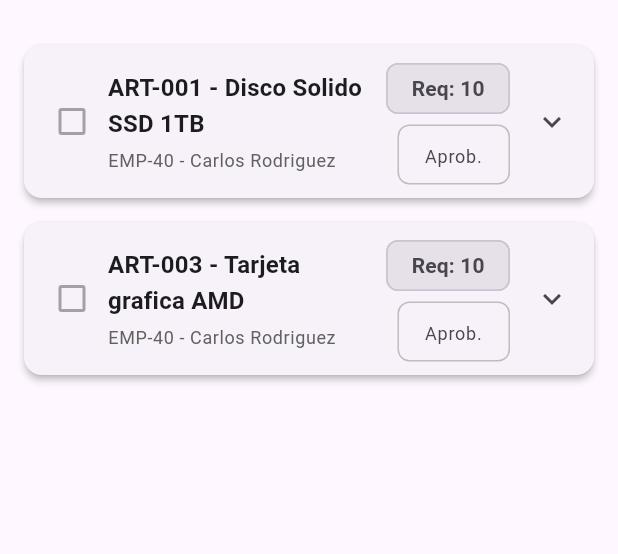
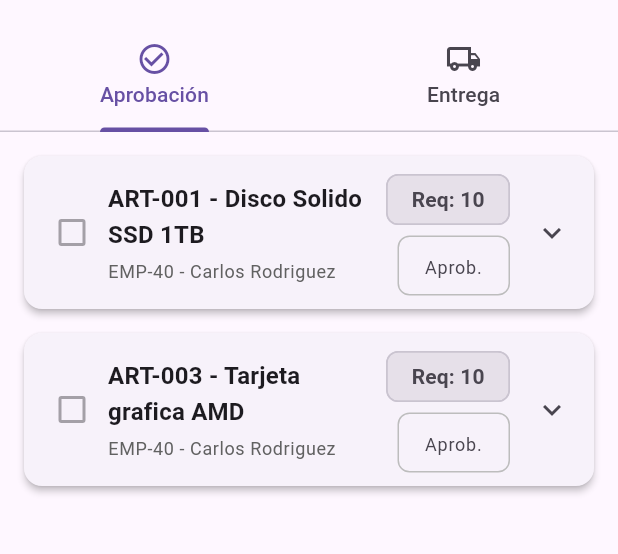
Before and after one commit to FuncionIntegralSAS/SigoAPP, a Flutter app: the RequisitionsScreen screen opened directly, on a phone screen of 412 x 824 dp, the part 63-617 px from its top. Run offline on Flutter 3.47's test engine with Material 3 defaults, Android fonts, the phone set to English and light mode, and no system bars; our stand-ins replace dio, dropdown_button2, equatable, flutter_dotenv, flutter_secure_storage, geolocator and 2 more; missing offline and left inert: mobile_scanner; accounts and stored records are empty.

Commit message:
Reactivación de la pestaña entrega en las requisiciones, CEARS

```diff
--- a/lib/screens/requisitions_screen.dart
+++ b/lib/screens/requisitions_screen.dart
@@ -2,6 +2,7 @@ import 'package:flutter/material.dart';
 import 'package:provider/provider.dart';
 import '../providers/requisition_approval_provider.dart';
 import 'tabs/approval_tab_view.dart';
+import 'tabs/delivery_tab_view.dart';
 
 class RequisitionsScreen extends StatefulWidget {
   const RequisitionsScreen({Key? key}) : super(key: key);
@@ -10,16 +11,33 @@ class RequisitionsScreen extends StatefulWidget {
   State<RequisitionsScreen> createState() => _RequisitionsScreenState();
 }
 
-class _RequisitionsScreenState extends State<RequisitionsScreen> {
+class _RequisitionsScreenState extends State<RequisitionsScreen>
+    with SingleTickerProviderStateMixin {
+  late TabController _tabController;
 
   @override
   void initState() {
     super.initState();
+    _tabController = TabController(length: 2, vsync: this);
 
-    // Carga inicial
+    // Carga inicial: pestaña 0 → aprobación pendiente ('in')
     WidgetsBinding.instance.addPostFrameCallback((_) {
       context.read<RequisitionApprovalProvider>().loadRequisitions('in');
     });
+
+    // Recarga al cambiar de pestaña con el estado correspondiente
+    _tabController.addListener(() {
+      if (!_tabController.indexIsChanging) {
+        final status = _tabController.index == 0 ? 'in' : 'ap';
+        context.read<RequisitionApprovalProvider>().loadRequisitions(status);
+      }
+    });
+  }
+
+  @override
+  void dispose() {
+    _tabController.dispose();
+    super.dispose();
   }
 
   @override
@@ -29,8 +47,27 @@ class _RequisitionsScreenState extends State<RequisitionsScreen> {
         title: const Text('Gestión de Requisiciones'),
         centerTitle: true,
         elevation: 0,
+        bottom: TabBar(
+          controller: _tabController,
+          tabs: const [
+            Tab(
+              icon: Icon(Icons.check_circle_outline),
+              text: 'Aprobación',
+            ),
+            Tab(
+              icon: Icon(Icons.local_shipping_outlined),
+              text: 'Entrega',
+            ),
+          ],
+        ),
       ),
-      body: const ApprovalTabView(),
+      body: TabBarView(
+        controller: _tabController,
+        children: const [
+          ApprovalTabView(),
+          DeliveryTabView(),
+        ],
+      ),
     );
   }
 }
```
